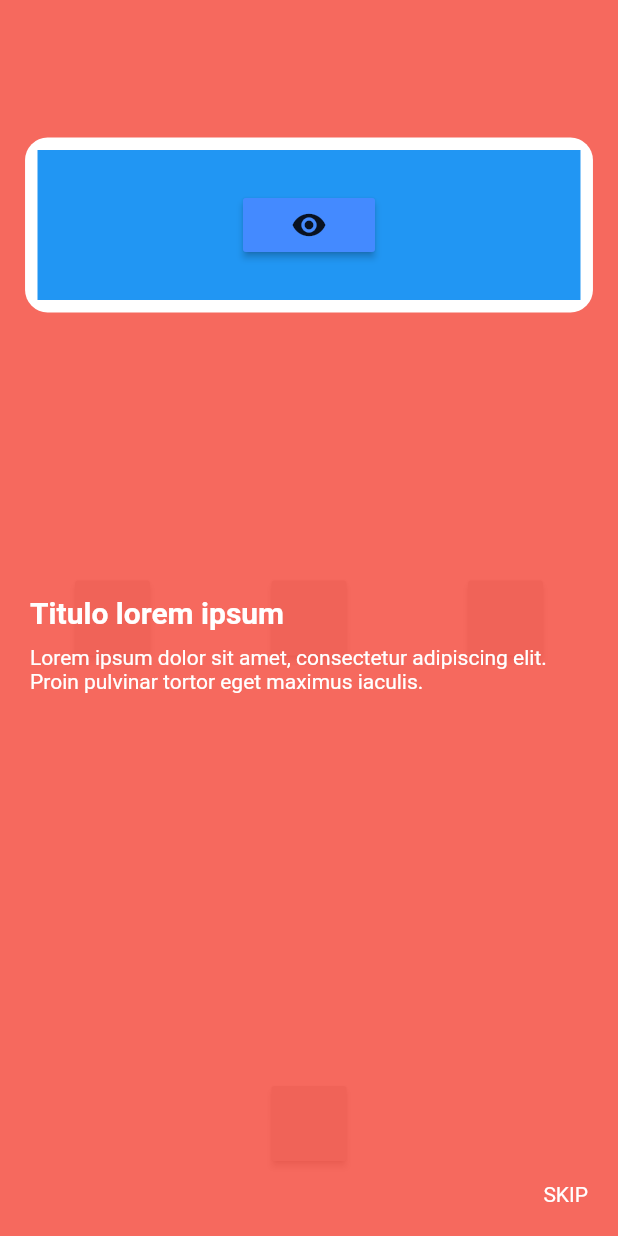
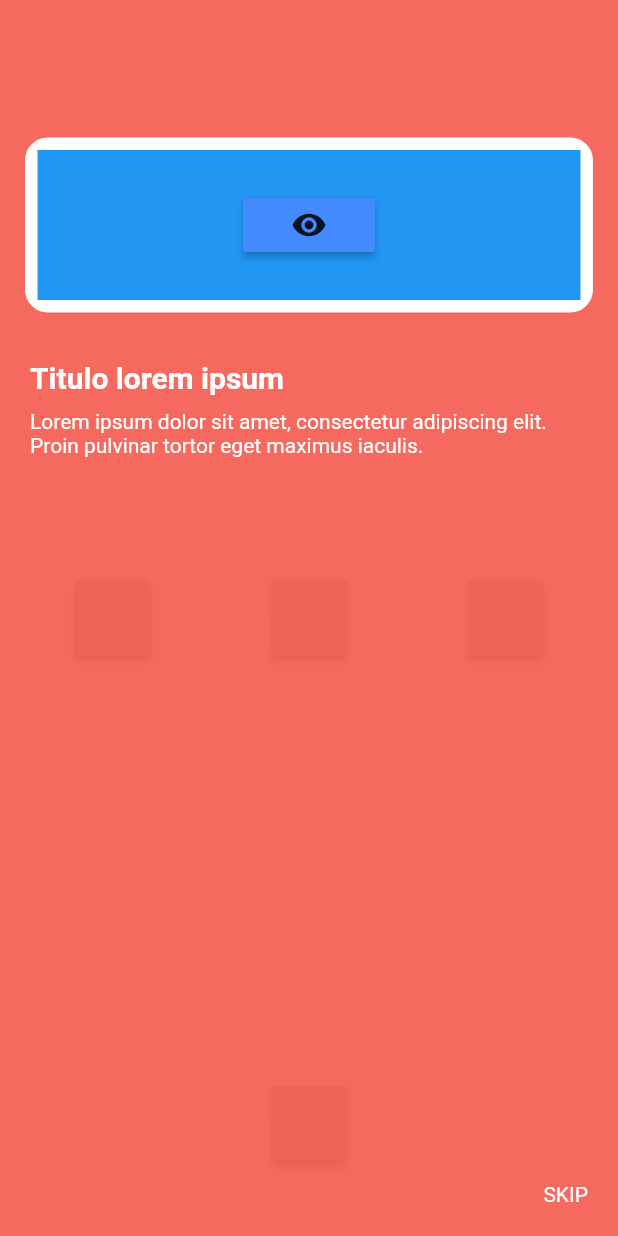
Before and after one commit to RafaelBarbosatec/tutorial_coach_mark, a Flutter app: the screen it shows after launch, on a phone screen of 412 x 824 dp. Run offline on Flutter 3.47's test engine with Material 2 defaults, Android fonts, the phone set to English and light mode, and no system bars.

Commit message:
Changed the way the offset is calculated in function on the shape of the target
Fix for #6

```diff
--- a/lib/tutorial_coach_mark_widget.dart
+++ b/lib/tutorial_coach_mark_widget.dart
@@ -100,10 +100,19 @@ class _TutorialCoachMarkWidgetState extends State<TutorialCoachMarkWidget> {
     TargetPosition target = getTargetCurrent(currentTarget);
     var positioned = Offset(target.offset.dx + target.size.width / 2,
         target.offset.dy + target.size.height / 2);
-    var sizeCircle = target.size.width > target.size.height
+    double haloWidth;
+    double haloHeight;
+    if (currentTarget.shape == ShapeLightFocus.Circle) {
+      haloWidth = target.size.width > target.size.height
           ? target.size.width
           : target.size.height;
-    sizeCircle = sizeCircle * 0.6 + widget.paddingFocus;
+      haloHeight = haloWidth;
+    } else {
+      haloWidth = target.size.width;
+      haloHeight = target.size.height;
+    }
+    haloWidth = haloWidth * 0.6 + widget.paddingFocus;
+    haloHeight = haloHeight * 0.6 + widget.paddingFocus;
     double weight = 0.0;
 
     double top;
@@ -116,7 +125,7 @@ class _TutorialCoachMarkWidgetState extends State<TutorialCoachMarkWidget> {
           {
             weight = MediaQuery.of(context).size.width;
             left = 0;
-            top = positioned.dy + sizeCircle;
+            top = positioned.dy + haloHeight;
             bottom = null;
           }
           break;
@@ -125,22 +134,22 @@ class _TutorialCoachMarkWidgetState extends State<TutorialCoachMarkWidget> {
             weight = MediaQuery.of(context).size.width;
             left = 0;
             top = null;
-            bottom = sizeCircle +
+            bottom = haloHeight +
                 (MediaQuery.of(context).size.height - positioned.dy);
           }
           break;
         case AlignContent.left:
           {
-            weight = positioned.dx - sizeCircle;
+            weight = positioned.dx - haloWidth;
             left = 0;
-            top = positioned.dy - target.size.height / 2 - sizeCircle;
+            top = positioned.dy - target.size.height / 2 - haloHeight;
             bottom = null;
           }
           break;
         case AlignContent.right:
           {
-            left = positioned.dx + sizeCircle;
-            top = positioned.dy - target.size.height / 2 - sizeCircle;
+            left = positioned.dx + haloWidth;
+            top = positioned.dy - target.size.height / 2 - haloHeight;
             bottom = null;
             weight = MediaQuery.of(context).size.width - left;
           }
```
Also changed, not shown: example/pubspec.lock, pubspec.lock, 1 other file. Lines whose indentation alone changed are shown as unchanged.
